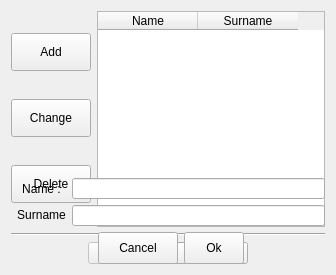
This is begin_first.ui in Testorator/Testik as Qt 5 draws it before an edit. The edited form follows.
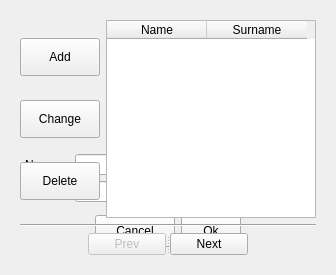
This is the edited form.

```diff
--- a/begin_first.ui
+++ b/begin_first.ui
@@ -14,9 +14,123 @@
    <string>Form</string>
   </property>
   <layout class="QGridLayout" name="gridLayout_5">
+   <item row="1" column="1">
+    <widget class="QWidget" name="wg" native="true">
+     <layout class="QGridLayout" name="gridLayout_6">
+      <item row="0" column="0">
+       <layout class="QGridLayout" name="gridLayout_2">
+        <item row="1" column="0">
+         <widget class="QLabel" name="label_2">
+          <property name="text">
+           <string>&lt;html&gt;&lt;head/&gt;&lt;body&gt;&lt;p align=&quot;center&quot;&gt;Surname&lt;/p&gt;&lt;/body&gt;&lt;/html&gt;</string>
+          </property>
+         </widget>
+        </item>
+        <item row="0" column="1">
+         <widget class="QLineEdit" name="lineEdit">
+          <property name="maximumSize">
+           <size>
+            <width>167215</width>
+            <height>21</height>
+           </size>
+          </property>
+          <property name="text">
+           <string/>
+          </property>
+         </widget>
+        </item>
+        <item row="0" column="0">
+         <widget class="QLabel" name="label">
+          <property name="text">
+           <string>Name :</string>
+          </property>
+          <property name="alignment">
+           <set>Qt::AlignCenter</set>
+          </property>
+         </widget>
+        </item>
+        <item row="1" column="1">
+         <widget class="QLineEdit" name="lineEdit_2">
+          <property name="maximumSize">
+           <size>
+            <width>167215</width>
+            <height>21</height>
+           </size>
+          </property>
+          <property name="text">
+           <string/>
+          </property>
+         </widget>
+        </item>
+       </layout>
+      </item>
+      <item row="1" column="0">
+       <layout class="QGridLayout" name="gridLayout_3">
+        <item row="0" column="0">
+         <spacer name="horizontalSpacer_3">
+          <property name="orientation">
+           <enum>Qt::Horizontal</enum>
+          </property>
+          <property name="sizeHint" stdset="0">
+           <size>
+            <width>40</width>
+            <height>20</height>
+           </size>
+          </property>
+         </spacer>
+        </item>
+        <item row="0" column="1">
+         <layout class="QGridLayout" name="gridLayout_8">
+          <item row="0" column="0">
+           <widget class="QPushButton" name="pushButton_7">
+            <property name="maximumSize">
+             <size>
+              <width>81</width>
+              <height>32</height>
+             </size>
+            </property>
+            <property name="text">
+             <string>Cancel</string>
+            </property>
+           </widget>
+          </item>
+          <item row="0" column="1">
+           <widget class="QPushButton" name="pushButton_2">
+            <property name="maximumSize">
+             <size>
+              <width>60</width>
+              <height>32</height>
+             </size>
+            </property>
+            <property name="text">
+             <string>Ok</string>
+            </property>
+           </widget>
+          </item>
+         </layout>
+        </item>
+        <item row="0" column="2">
+         <spacer name="horizontalSpacer_4">
+          <property name="orientation">
+           <enum>Qt::Horizontal</enum>
+          </property>
+          <property name="sizeHint" stdset="0">
+           <size>
+            <width>40</width>
+            <height>20</height>
+           </size>
+          </property>
+         </spacer>
+        </item>
+       </layout>
+      </item>
+     </layout>
+    </widget>
+   </item>
    <item row="0" column="0" rowspan="2" colspan="2">
-    <layout class="QVBoxLayout" name="verticalLayout">
-     <item>
+    <widget class="QWidget" name="widg" native="true">
+     <layout class="QGridLayout" name="gridLayout_7">
+      <item row="0" column="0">
       <layout class="QGridLayout" name="gridLayout">
        <item row="0" column="0">
         <layout class="QVBoxLayout" name="verticalLayout_3">
@@ -82,7 +196,7 @@
        </item>
       </layout>
      </item>
-     <item>
+      <item row="1" column="0">
       <layout class="QGridLayout" name="gridLayout_4">
        <item row="0" column="0" colspan="3">
         <widget class="Line" name="line">
@@ -152,117 +266,7 @@
       </layout>
      </item>
     </layout>
-   </item>
-   <item row="1" column="1">
-    <layout class="QVBoxLayout" name="verticalLayout_2">
-     <item>
-      <layout class="QGridLayout" name="gridLayout_2">
-       <item row="1" column="0">
-        <widget class="QLabel" name="label_2">
-         <property name="text">
-          <string>&lt;html&gt;&lt;head/&gt;&lt;body&gt;&lt;p align=&quot;center&quot;&gt;Surname&lt;/p&gt;&lt;/body&gt;&lt;/html&gt;</string>
-         </property>
-        </widget>
-       </item>
-       <item row="0" column="1">
-        <widget class="QLineEdit" name="lineEdit">
-         <property name="maximumSize">
-          <size>
-           <width>167215</width>
-           <height>21</height>
-          </size>
-         </property>
-         <property name="text">
-          <string/>
-         </property>
-        </widget>
-       </item>
-       <item row="0" column="0">
-        <widget class="QLabel" name="label">
-         <property name="text">
-          <string>Name :</string>
-         </property>
-         <property name="alignment">
-          <set>Qt::AlignCenter</set>
-         </property>
-        </widget>
-       </item>
-       <item row="1" column="1">
-        <widget class="QLineEdit" name="lineEdit_2">
-         <property name="maximumSize">
-          <size>
-           <width>167215</width>
-           <height>21</height>
-          </size>
-         </property>
-         <property name="text">
-          <string/>
-         </property>
-        </widget>
-       </item>
-      </layout>
-     </item>
-     <item>
-      <layout class="QGridLayout" name="gridLayout_3">
-       <item row="0" column="0">
-        <spacer name="horizontalSpacer_3">
-         <property name="orientation">
-          <enum>Qt::Horizontal</enum>
-         </property>
-         <property name="sizeHint" stdset="0">
-          <size>
-           <width>40</width>
-           <height>20</height>
-          </size>
-         </property>
-        </spacer>
-       </item>
-       <item row="0" column="1">
-        <layout class="QHBoxLayout" name="horizontalLayout_3">
-         <item>
-          <widget class="QPushButton" name="pushButton_7">
-           <property name="maximumSize">
-            <size>
-             <width>81</width>
-             <height>32</height>
-            </size>
-           </property>
-           <property name="text">
-            <string>Cancel</string>
-           </property>
-          </widget>
-         </item>
-         <item>
-          <widget class="QPushButton" name="pushButton_2">
-           <property name="maximumSize">
-            <size>
-             <width>60</width>
-             <height>32</height>
-            </size>
-           </property>
-           <property name="text">
-            <string>Ok</string>
-           </property>
-          </widget>
-         </item>
-        </layout>
-       </item>
-       <item row="0" column="2">
-        <spacer name="horizontalSpacer_4">
-         <property name="orientation">
-          <enum>Qt::Horizontal</enum>
-         </property>
-         <property name="sizeHint" stdset="0">
-          <size>
-           <width>40</width>
-           <height>20</height>
-          </size>
-         </property>
-        </spacer>
-       </item>
-      </layout>
-     </item>
-    </layout>
+    </widget>
    </item>
   </layout>
  </widget>
```
Lines whose indentation alone changed are shown as unchanged.
